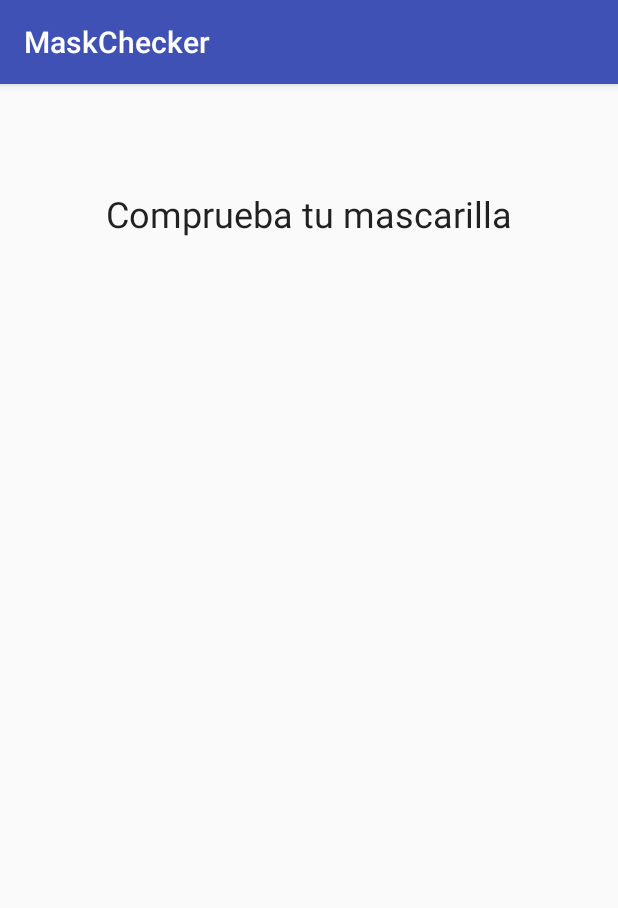
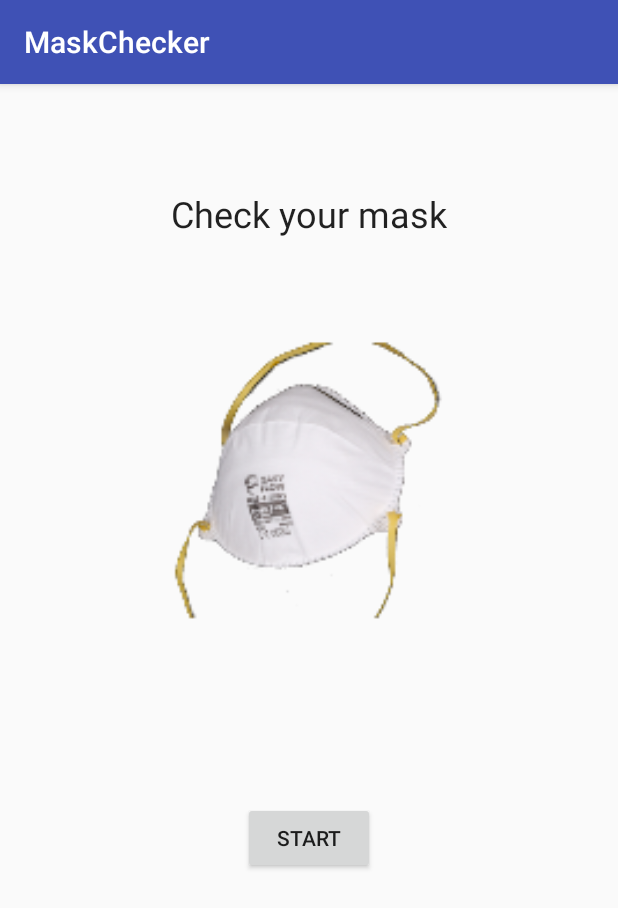
Before and after one commit to dgarcoe/MaskCheck, an Android app: the screen it shows after launch (MainActivity), on a phone screen of 412 x 824 dp. Shown: the top 908 px of the screen. Run offline under Robolectric (Android 15) with nearby library versions, the light colour scheme and no system bars.

Commit message:
Created starting view

```diff
--- a/app/src/main/res/layout/activity_main.xml
+++ b/app/src/main/res/layout/activity_main.xml
@@ -7,9 +7,10 @@
     tools:context="com.github.dgarcoe.maskchecker.MainActivity">
 
     <TextView
+        android:id="@+id/textView"
         android:layout_width="wrap_content"
         android:layout_height="34dp"
-        android:text="Comprueba tu mascarilla"
+        android:text="@string/check_your_mask"
         android:textAppearance="@style/TextAppearance.AppCompat.Headline"
         app:layout_constraintBottom_toBottomOf="parent"
         app:layout_constraintLeft_toLeftOf="parent"
@@ -17,4 +18,31 @@
         app:layout_constraintTop_toTopOf="parent"
         app:layout_constraintVertical_bias="0.095" />
 
+    <ImageView
+        android:id="@+id/imageView3"
+        android:layout_width="250dp"
+        android:layout_height="250dp"
+        android:layout_marginEnd="8dp"
+        android:layout_marginStart="8dp"
+        android:layout_marginTop="36dp"
+        app:layout_constraintEnd_toEndOf="parent"
+        app:layout_constraintStart_toStartOf="parent"
+        app:layout_constraintTop_toBottomOf="@+id/textView"
+        app:srcCompat="@mipmap/mask_foreground" />
+
+    <Button
+        android:id="@+id/button"
+        android:layout_width="wrap_content"
+        android:layout_height="wrap_content"
+        android:layout_marginBottom="8dp"
+        android:layout_marginEnd="8dp"
+        android:layout_marginStart="8dp"
+        android:layout_marginTop="52dp"
+        android:text="@string/start"
+        app:layout_constraintBottom_toBottomOf="parent"
+        app:layout_constraintEnd_toEndOf="parent"
+        app:layout_constraintStart_toStartOf="parent"
+        app:layout_constraintTop_toBottomOf="@+id/imageView3"
+        app:layout_constraintVertical_bias="0.135" />
+
 </android.support.constraint.ConstraintLayout>
--- a/app/src/main/res/values/strings.xml
+++ b/app/src/main/res/values/strings.xml
@@ -1,3 +1,5 @@
 <resources>
     <string name="app_name">MaskChecker</string>
+    <string name="check_your_mask">Check your mask</string>
+    <string name="start">Start</string>
 </resources>
```
Also changed, not shown: 1 other file.
